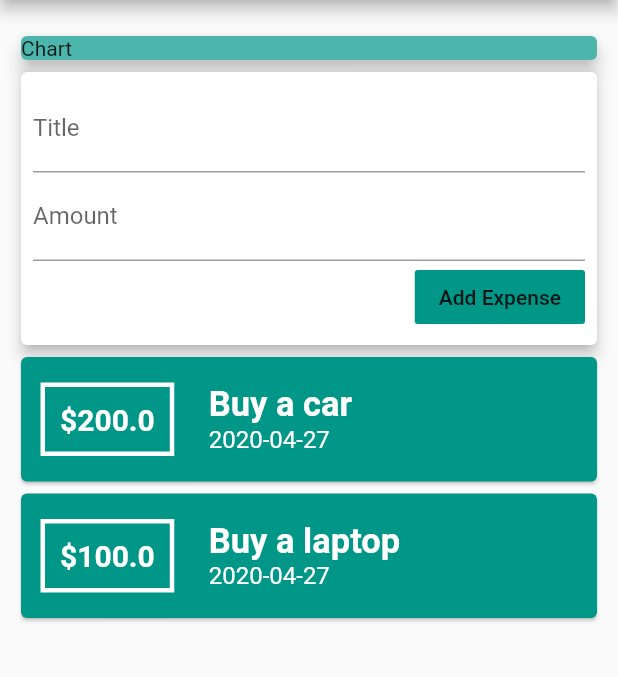
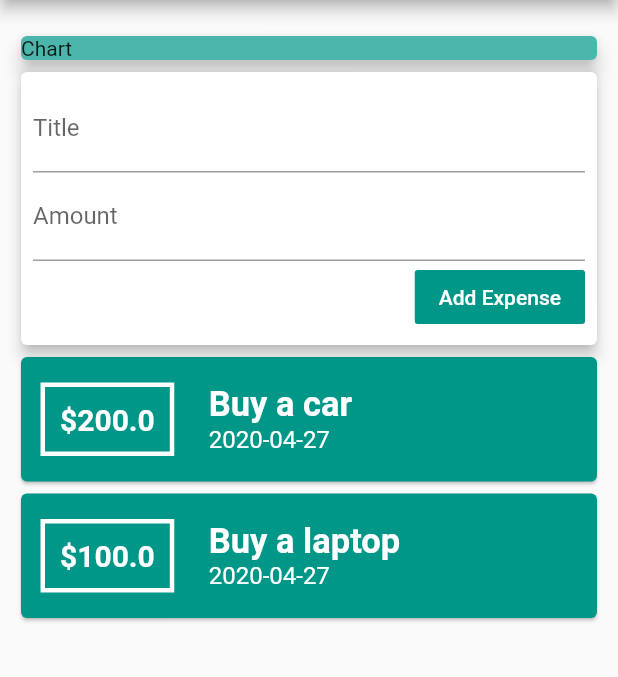
Before and after one commit to Ayesh1998/Flutter-Daily_Expenses_Calculator_App, a Flutter app: the screen it shows after launch, after a tap on "Add Expense", on a phone screen of 412 x 824 dp, the part 84-761 px from its top. Run offline on Flutter 3.47's test engine with Material 2 defaults, Android fonts, the phone set to English and light mode, and no system bars.

Commit message:
Added textEditingContollers to the text fields

```diff
--- a/lib/main.dart
+++ b/lib/main.dart
@@ -34,6 +34,10 @@ class HomePage extends StatelessWidget {
 
   String inputTitle;
   String inputAmount;
+
+  final titleController = TextEditingController();
+  final amountController = TextEditingController();
+
   @override
   Widget build(BuildContext context) {
     return Scaffold(
@@ -66,24 +70,29 @@ class HomePage extends StatelessWidget {
                   crossAxisAlignment: CrossAxisAlignment.end,
                   children: <Widget>[
                     TextField(
-                      onChanged: (value) {
-                        inputTitle = value;
-                      },
+                      // onChanged: (value) {
+                      //   inputTitle = value;
+                      // },
+                      controller: titleController,
                       decoration: InputDecoration(labelText: 'Title'),
                     ),
                     TextField(
-                      onChanged: (value) {
-                        inputAmount = value;
-                      },
+                      // onChanged: (value) {
+                      //   inputAmount = value;
+                      // },
+                      controller: amountController,
                       decoration: InputDecoration(labelText: 'Amount'),
                     ),
                     FlatButton(
                       onPressed: () {
-                        print(inputAmount);
-                        print(inputTitle);
+                        print(amountController.text);
+                        print(titleController.text);
                       },
                       color: Colors.teal,
-                      child: Text('Add Expense'),
+                      child: Text(
+                        'Add Expense',
+                        style: TextStyle(color: Colors.white),
+                      ),
                     )
                   ],
                 ),
```
